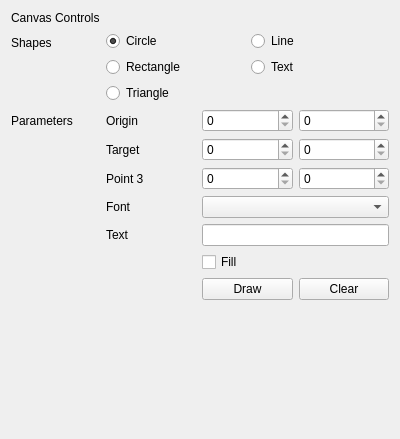
8bitbuddhist/PixelMaestro, file gui/widget/canvas/canvascontrol.ui: the form before one commit.
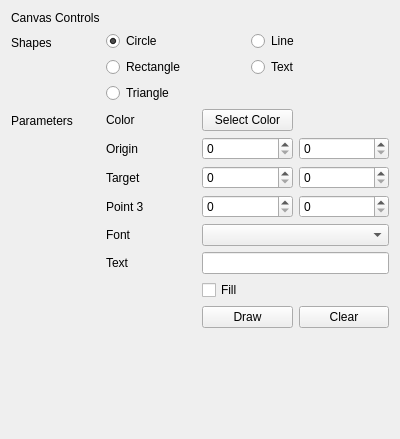
The form after the commit.

Commit message: Added Color Canvas functionality to Animation Previewer.

Diff of the .ui file:
```diff
--- a/gui/widget/canvas/canvascontrol.ui
+++ b/gui/widget/canvas/canvascontrol.ui
@@ -81,59 +81,28 @@
      </item>
      <item row="2" column="1">
       <layout class="QGridLayout" name="parametersLayout">
-       <item row="0" column="0">
-        <widget class="QLabel" name="originLabel">
-         <property name="text">
-          <string>Origin</string>
-         </property>
-        </widget>
-       </item>
-       <item row="4" column="0">
-        <widget class="QLabel" name="textLabel">
-         <property name="text">
-          <string>Text</string>
-         </property>
-        </widget>
-       </item>
        <item row="2" column="0">
-        <widget class="QLabel" name="target2Label">
+        <widget class="QLabel" name="targetLabel">
          <property name="text">
-          <string>Point 3</string>
+          <string>Target</string>
          </property>
         </widget>
        </item>
-       <item row="3" column="0">
+       <item row="4" column="0">
         <widget class="QLabel" name="fontLabel">
          <property name="text">
           <string>Font</string>
          </property>
         </widget>
        </item>
-       <item row="6" column="1">
-        <widget class="QCheckBox" name="fillCheckBox">
-         <property name="text">
-          <string>Fill</string>
-         </property>
-        </widget>
-       </item>
-       <item row="3" column="1" colspan="2">
-        <widget class="QComboBox" name="fontComboBox"/>
-       </item>
-       <item row="1" column="2">
-        <widget class="QSpinBox" name="targetYSpinBox">
+       <item row="3" column="2">
+        <widget class="QSpinBox" name="target2YSpinBox">
          <property name="maximum">
           <number>65535</number>
          </property>
         </widget>
        </item>
        <item row="1" column="1">
-        <widget class="QSpinBox" name="targetXSpinBox">
-         <property name="maximum">
-          <number>65535</number>
-         </property>
-        </widget>
-       </item>
-       <item row="0" column="1">
         <widget class="QSpinBox" name="originXSpinBox">
          <property name="maximum">
           <number>65535</number>
@@ -141,50 +110,95 @@
         </widget>
        </item>
        <item row="2" column="1">
-        <widget class="QSpinBox" name="target2XSpinBox">
+        <widget class="QSpinBox" name="targetXSpinBox">
          <property name="maximum">
           <number>65535</number>
          </property>
         </widget>
        </item>
-       <item row="2" column="2">
-        <widget class="QSpinBox" name="target2YSpinBox">
-         <property name="maximum">
-          <number>65535</number>
-         </property>
-        </widget>
-       </item>
-       <item row="4" column="1" colspan="2">
+       <item row="5" column="1" colspan="2">
         <widget class="QLineEdit" name="textLineEdit"/>
        </item>
-       <item row="0" column="2">
-        <widget class="QSpinBox" name="originYSpinBox">
-         <property name="maximum">
-          <number>65535</number>
-         </property>
-        </widget>
-       </item>
-       <item row="1" column="0">
-        <widget class="QLabel" name="targetLabel">
-         <property name="text">
-          <string>Target</string>
-         </property>
-        </widget>
-       </item>
        <item row="7" column="1">
+        <widget class="QCheckBox" name="fillCheckBox">
+         <property name="text">
+          <string>Fill</string>
+         </property>
+        </widget>
+       </item>
+       <item row="5" column="0">
+        <widget class="QLabel" name="textLabel">
+         <property name="text">
+          <string>Text</string>
+         </property>
+        </widget>
+       </item>
+       <item row="1" column="0">
+        <widget class="QLabel" name="originLabel">
+         <property name="text">
+          <string>Origin</string>
+         </property>
+        </widget>
+       </item>
+       <item row="8" column="1">
         <widget class="QPushButton" name="drawButton">
          <property name="text">
           <string>Draw</string>
          </property>
         </widget>
        </item>
-       <item row="7" column="2">
+       <item row="1" column="2">
+        <widget class="QSpinBox" name="originYSpinBox">
+         <property name="maximum">
+          <number>65535</number>
+         </property>
+        </widget>
+       </item>
+       <item row="8" column="2">
         <widget class="QPushButton" name="eraseButton">
          <property name="text">
           <string>Clear</string>
          </property>
         </widget>
        </item>
+       <item row="4" column="1" colspan="2">
+        <widget class="QComboBox" name="fontComboBox"/>
+       </item>
+       <item row="2" column="2">
+        <widget class="QSpinBox" name="targetYSpinBox">
+         <property name="maximum">
+          <number>65535</number>
+         </property>
+        </widget>
+       </item>
+       <item row="3" column="1">
+        <widget class="QSpinBox" name="target2XSpinBox">
+         <property name="maximum">
+          <number>65535</number>
+         </property>
+        </widget>
+       </item>
+       <item row="3" column="0">
+        <widget class="QLabel" name="target2Label">
+         <property name="text">
+          <string>Point 3</string>
+         </property>
+        </widget>
+       </item>
+       <item row="0" column="0">
+        <widget class="QLabel" name="colorLabel">
+         <property name="text">
+          <string>Color</string>
+         </property>
+        </widget>
+       </item>
+       <item row="0" column="1">
+        <widget class="QPushButton" name="selectColorButton">
+         <property name="text">
+          <string>Select Color</string>
+         </property>
+        </widget>
+       </item>
       </layout>
      </item>
     </layout>
```
The commit also changes 3 other files.
